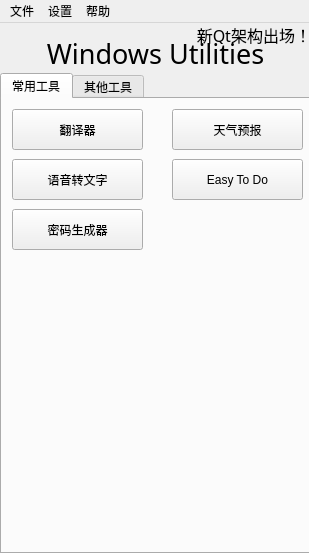
wangzixin1940/Python-Utilities, file data/ui/main.ui: the form before one commit.
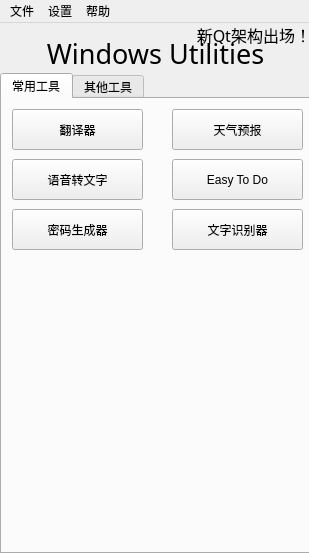
The form after the commit. Icons and pictures are not drawn.

```diff
--- a/data/ui/main.ui
+++ b/data/ui/main.ui
@@ -151,6 +151,19 @@
        <string>密码生成器</string>
       </property>
      </widget>
+     <widget class="QPushButton" name="ocr_app">
+      <property name="geometry">
+       <rect>
+        <x>170</x>
+        <y>110</y>
+        <width>131</width>
+        <height>41</height>
+       </rect>
+      </property>
+      <property name="text">
+       <string>文字识别器</string>
+      </property>
+     </widget>
     </widget>
     <widget class="QWidget" name="other_tools">
      <attribute name="title">
```
